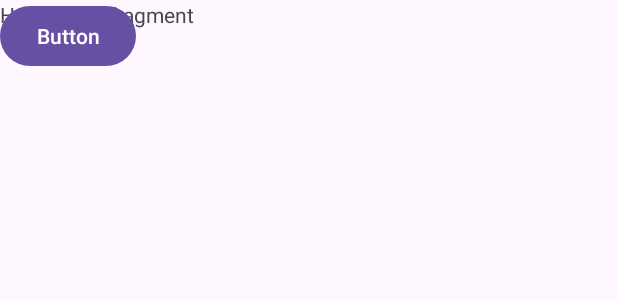
After one commit to Carlos-39/equipoCatorce, an Android app: the layout fragment_home_administrador.xml on its own in the app's theme, with its tools: preview values and no code run, on a phone screen of 412 x 824 dp. The commit adds this screen. Shown: the top 300 px of the screen. Run offline under Robolectric (Android 15) with nearby library versions, the phone set to English and light mode, and no system bars.

Commit message:
Navegacion de HU3 (trabajando con Laura)

```diff
--- a/app/build.gradle.kts
+++ b/app/build.gradle.kts
@@ -15,6 +15,9 @@ android {
         versionName = "1.0"
 
         testInstrumentationRunner = "androidx.test.runner.AndroidJUnitRunner"
+        buildFeatures{
+            viewBinding = true
+        }
     }
 
     buildTypes {
--- /dev/null
+++ b/app/src/main/res/layout/fragment_home_administrador.xml
@@ -0,0 +1,20 @@
+<?xml version="1.0" encoding="utf-8"?>
+<FrameLayout xmlns:android="http://schemas.android.com/apk/res/android"
+    xmlns:tools="http://schemas.android.com/tools"
+    android:layout_width="match_parent"
+    android:layout_height="match_parent"
+    tools:context=".view.HomeAdministradorFragment">
+
+    <!-- TODO: Update blank fragment layout -->
+    <TextView
+        android:layout_width="match_parent"
+        android:layout_height="match_parent"
+        android:text="@string/hello_blank_fragment" />
+
+    <Button
+        android:id="@+id/miBotonIrNuevaCita"
+        android:layout_width="wrap_content"
+        android:layout_height="wrap_content"
+        android:text="Button" />
+
+</FrameLayout>
--- a/app/src/main/res/values/strings.xml
+++ b/app/src/main/res/values/strings.xml
@@ -7,4 +7,6 @@
     <string name="hint_nombre_propietario">Nombre del Propietario</string>
     <string name="hint_telefono">Teléfono</string>
     <string name="guardar_cita">Guardar Cita</string>
+    <!-- TODO: Remove or change this placeholder text -->
+    <string name="hello_blank_fragment">Hello blank fragment</string>
 </resources>
```
Also changed, not shown: app/src/main/java/com/example/equipocatorce/view/HomeAdministradorFragment.kt (added, +29 -0 lines), app/src/main/res/navigation/nav_graph.xml (+10 -1 lines).
